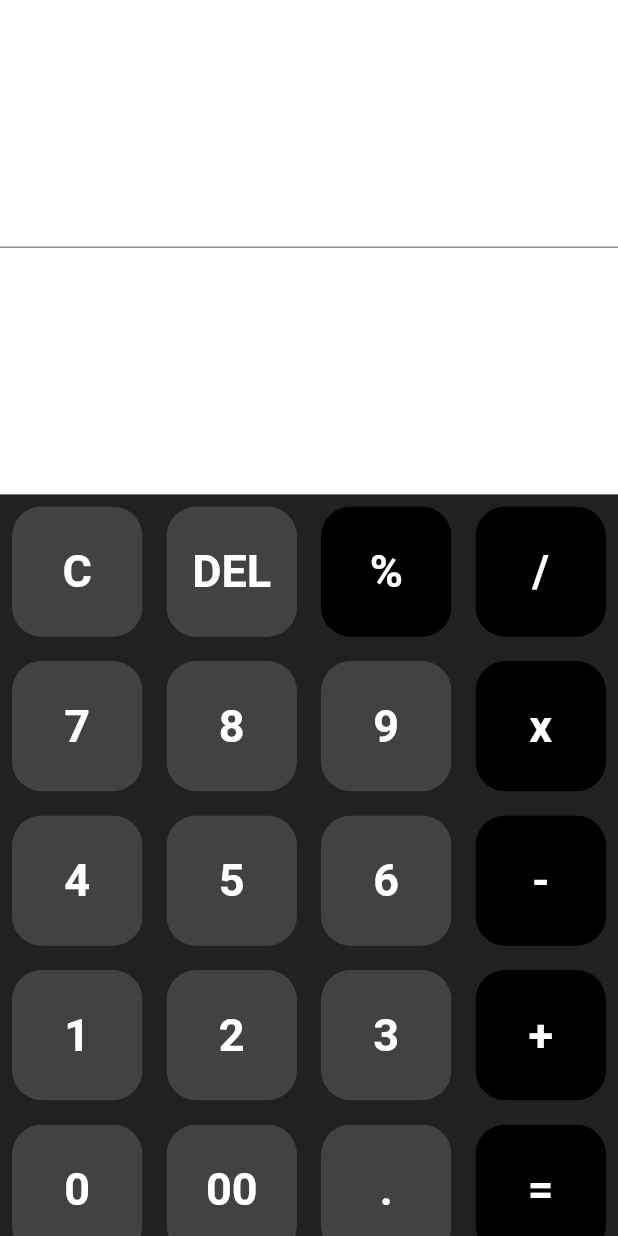
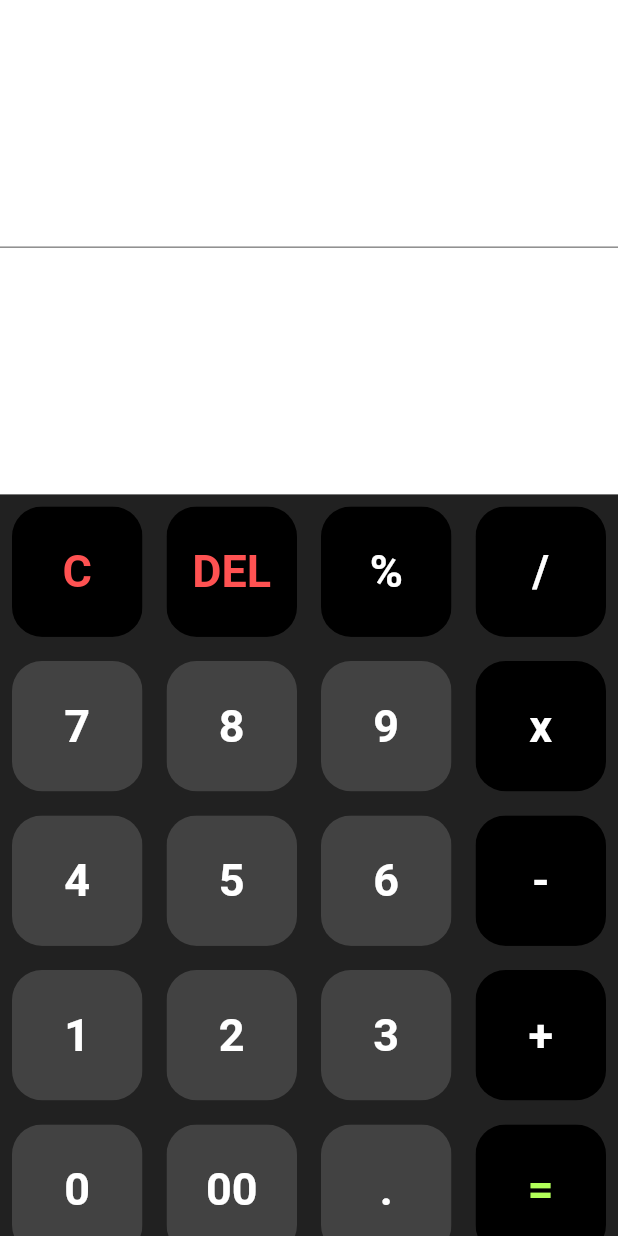
Before and after one commit to EraganX/Flutter_Calculator, a Flutter app: the screen it shows after launch, on a phone screen of 412 x 824 dp. Run offline on Flutter 3.47's test engine with Material 2 defaults, Android fonts, the phone set to English and light mode, and no system bars; our stand-ins replace math_expressions.

Commit message:
Basic Calculator completed

```diff
--- a/lib/screen/homePage.dart
+++ b/lib/screen/homePage.dart
@@ -3,6 +3,7 @@
 import 'package:flutter/cupertino.dart';
 import 'package:flutter/material.dart';
 import '../components/button.dart';
+import 'package:math_expressions/math_expressions.dart';
 
 class homePage extends StatefulWidget {
   @override
@@ -89,11 +90,11 @@ class _homePageState extends State<homePage> {
                               });
                             } ,
                             value: buttons[index],
-                            color: isOperator(buttons[index])? Colors.black: Colors.grey[800],
-                            textColor: Colors.white,);
+                            color: Colors.black,
+                            textColor: Colors.redAccent,);
                         }
 
-                        if (index==1){
+                        else if (index==1){
                           return Buttons(
                             buttonTapped:(){
                               setState(() {
@@ -101,8 +102,20 @@ class _homePageState extends State<homePage> {
                               });
                             } ,
                             value: buttons[index],
-                            color: isOperator(buttons[index])? Colors.black: Colors.grey[800],
-                            textColor: Colors.white,);
+                            color: Colors.black,
+                            textColor: Colors.redAccent,);
+                        }
+
+                        else if (index==buttons.length-1){
+                          return Buttons(
+                            buttonTapped:(){
+                              setState(() {
+                                eqpressed();
+                              });
+                            } ,
+                            value: buttons[index],
+                            color: Colors.black,
+                            textColor: Colors.lightGreenAccent,);
                         }
 
                         else {
@@ -116,10 +129,6 @@ class _homePageState extends State<homePage> {
                             color: isOperator(buttons[index])? Colors.black: Colors.grey[800],
                             textColor: Colors.white,);
                         }
-                        // return Buttons(
-                        //   value: buttons[index],
-                        //   color: isOperator(buttons[index])? Colors.black: Colors.grey[800],
-                        //   textColor: Colors.white,);
                       }
                   ),
                 ),
@@ -140,4 +149,16 @@ class _homePageState extends State<homePage> {
       return false;
     }
   }
+
+  eqpressed(){
+    String FinalProblem = userProblem;
+    FinalProblem = FinalProblem.replaceAll("x", "*");
+
+    Parser p = Parser();
+    Expression exp = p.parse(FinalProblem);
+    ContextModel cm = ContextModel();
+    double eval = exp.evaluate(EvaluationType.REAL, cm);
+
+    answer = eval.toString();
+  }
 }
```
Also changed, not shown: pubspec.yaml (+23 -0 lines), lib/image/calIcon.png (added), pubspec.lock, 42 other files.
